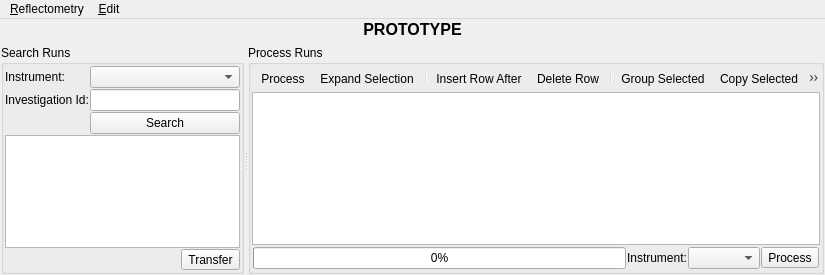
Qt form Code/Mantid/MantidQt/CustomInterfaces/inc/MantidQtCustomInterfaces/ReflMainWidget.ui (mantidproject/mantid) before a commit.
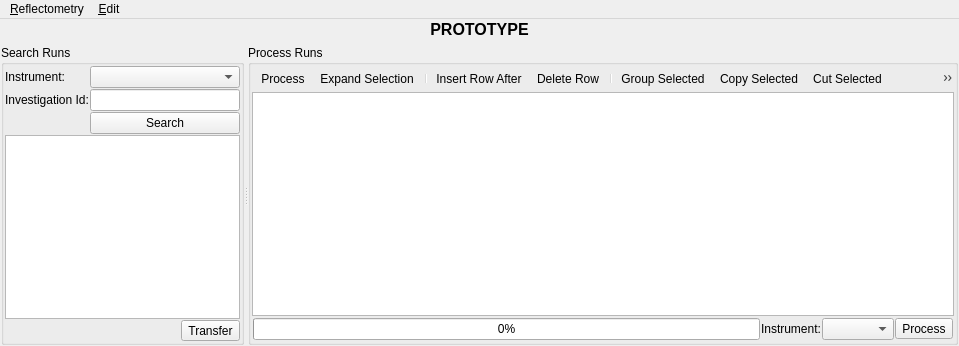
The same form after that commit. Icons and pictures are not drawn.

Patch:
```diff
--- a/Code/Mantid/MantidQt/CustomInterfaces/inc/MantidQtCustomInterfaces/ReflMainWidget.ui
+++ b/Code/Mantid/MantidQt/CustomInterfaces/inc/MantidQtCustomInterfaces/ReflMainWidget.ui
@@ -6,8 +6,8 @@
    <rect>
     <x>0</x>
     <y>0</y>
-    <width>825</width>
-    <height>275</height>
+    <width>959</width>
+    <height>346</height>
    </rect>
   </property>
   <property name="windowTitle">
@@ -354,7 +354,7 @@
     <rect>
      <x>0</x>
      <y>0</y>
-     <width>825</width>
+     <width>959</width>
      <height>23</height>
     </rect>
    </property>
```
Left out of the diff: 33 changed lines with no effect on the pictures.
